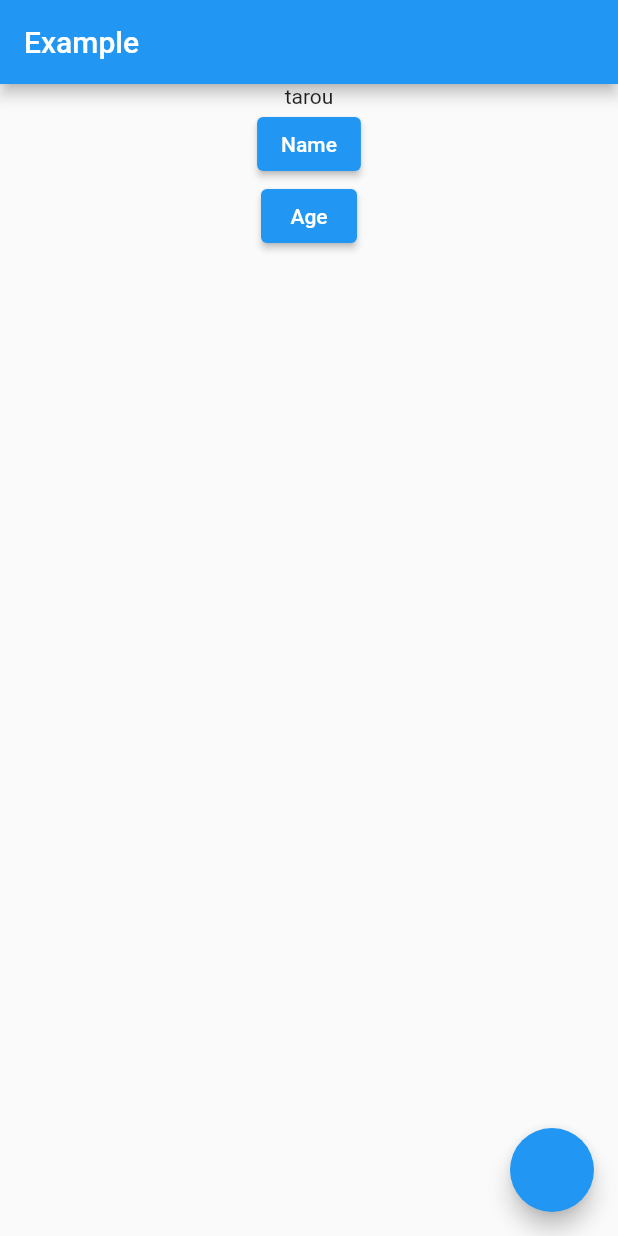
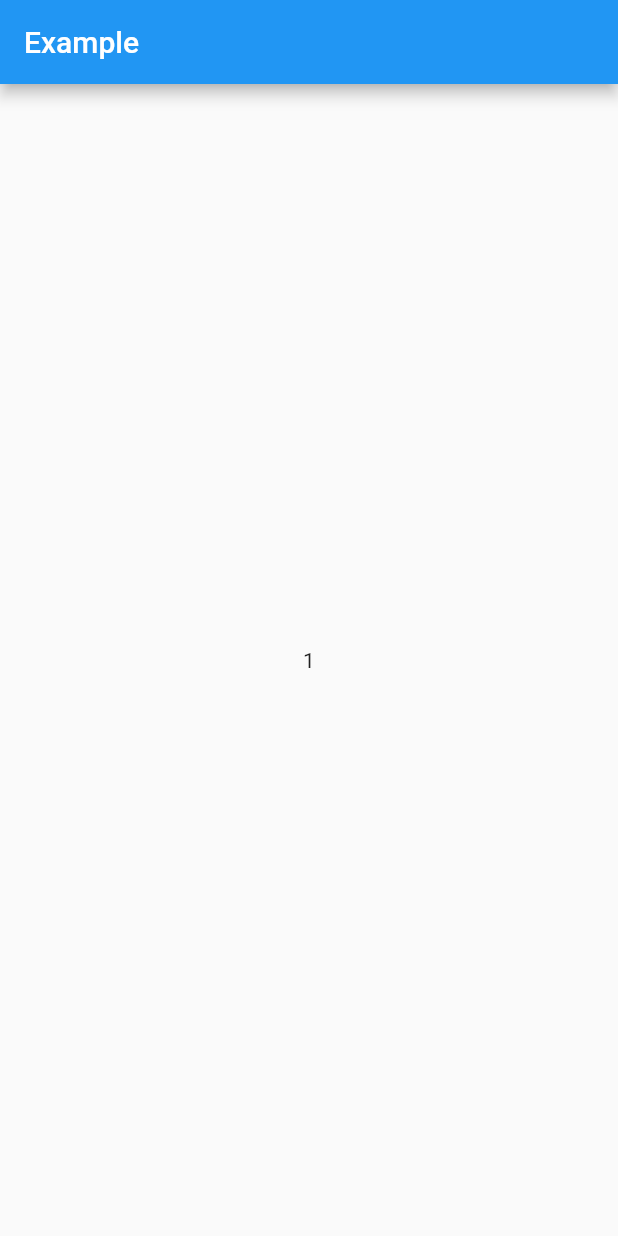
Before and after one commit to ito-a/flutter_practice, a Flutter app: the screen it shows after launch, on a phone screen of 412 x 824 dp. Run offline on Flutter 3.47's test engine with Material 2 defaults, Android fonts, the phone set to English and light mode, and no system bars; our stand-ins replace flutter_riverpod, freezed_annotation.

Commit message:
StreamProviderを使ってみる

```diff
--- a/lib/main.dart
+++ b/lib/main.dart
@@ -1,5 +1,4 @@
 import 'package:flutter/material.dart';
-import 'package:flutter_practice/user.dart';
 import 'package:flutter_riverpod/flutter_riverpod.dart';
 
 final helloWorldProvider = Provider((_) => 'Hello World');
@@ -8,49 +7,42 @@ void main() {
   runApp(const ProviderScope(child: MyApp()));
 }
 
-// selectを使ってみる
-final userProvider = StateNotifierProvider<UserNotifier, User>((ref) => UserNotifier());
+// StreamProviderを使ってみる
+final userProvider = StreamProvider((ref) {
+  Stream<dynamic> getNumbers() async* {
+    await Future.delayed(const Duration(seconds: 1));
+    yield 'Are You Ready?';
 
-class UserNotifier extends StateNotifier<User> {
-  UserNotifier() : super(const User());
+    await Future.delayed(const Duration(seconds: 1));
+    yield 3;
 
-  void changeName() {
-    state = state.copyWith(name: '花子');
+    await Future.delayed(const Duration(seconds: 1));
+    yield 2;
+
+    await Future.delayed(const Duration(seconds: 1));
+    yield 1;
   }
 
-  void changeAge() {
-    state = state.copyWith(age: 10);
-  }
-}
+  return getNumbers();
+});
 
 class MyApp extends ConsumerWidget {
   const MyApp({Key? key}) : super(key: key);
 
   @override
   Widget build(BuildContext context, WidgetRef ref) {
-    String name = ref.watch(userProvider.select((user) => user.name));
+    AsyncValue asyncValue = ref.watch(userProvider);
     return MaterialApp(
       home: Scaffold(
         appBar: AppBar(
           title: const Text('Example'),
         ),
         body: Center(
-          child: Column(
-            children: [
-              Text(name),
-              ElevatedButton(
-                onPressed: () => ref.read(userProvider.notifier).changeName(),
-                child: const Text('Name'),
-              ),
-              ElevatedButton(
-                onPressed: () => ref.read(userProvider.notifier).changeAge(),
-                child: const Text('Age'),
-              )
-            ],
+          child: asyncValue.when(
+            data: (data) => Text(data.toString()),
+            error: (err, _) => Text(err.toString()),
+            loading: () => const CircularProgressIndicator(),
           ),
-        ),
-        floatingActionButton: FloatingActionButton(
-          onPressed: () => ref.refresh(userProvider),
         ),
       ),
     );
```
